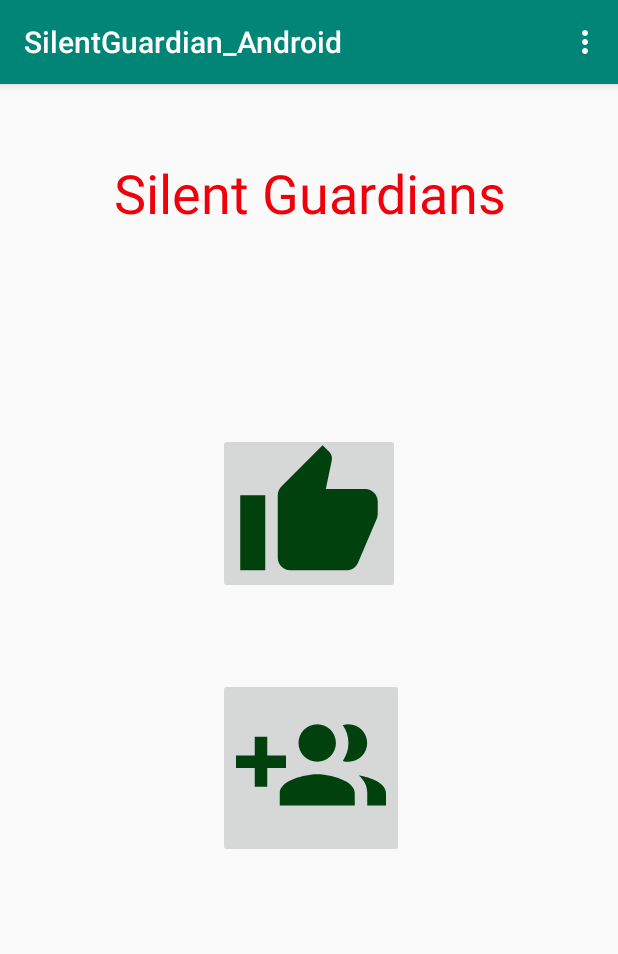
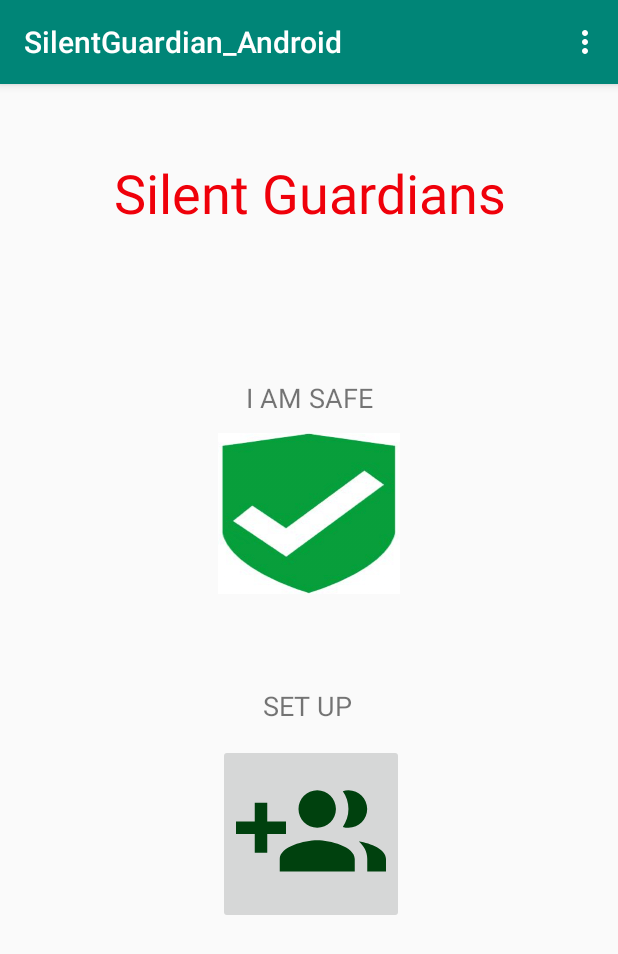
Before and after one commit to EwanMcNeil/SilentGuardian_Android, an Android app: the MainActivity screen opened directly, with no data from a screen before it, on a phone screen of 412 x 824 dp. Shown: the top 954 px of the screen. Run offline under Robolectric (Android 15) with nearby library versions, the light colour scheme and no system bars.

Commit message:
Added a picture for the i am safe button

```diff
--- a/app/src/main/java/com/example/silentguardian_android/MainActivity.java
+++ b/app/src/main/java/com/example/silentguardian_android/MainActivity.java
@@ -31,7 +31,8 @@
     protected ImageButton thresholdimageButton;
     protected ImageButton allclearImageButton;
     protected SharePreferenceHelper sharePreferenceHelper;
-
+    protected TextView iAmSafeText;
+    protected TextView setUpText;
 
 
 
@@ -45,6 +46,8 @@
 
         thresholdimageButton = findViewById(R.id.thresholdimageButton);
         allclearImageButton = findViewById(R.id.safeimageButton);
+        iAmSafeText = findViewById(R.id.iAmSafeTextView);
+        setUpText = findViewById(R.id.setUpTextView);
 
         sharePreferenceHelper = new SharePreferenceHelper(this);
 
@@ -87,9 +90,11 @@
             Intent intent = new Intent(MainActivity.this, profileActivity.class);
             startActivity(intent);
         } else {
-            InsertPasswordCheckFragment dialog = new InsertPasswordCheckFragment();
-            dialog.setCancelable(false);
-            dialog.show(getSupportFragmentManager(), "InsertPasswordCheck");
+
+                InsertPasswordCheckFragment dialog = new InsertPasswordCheckFragment();
+                dialog.setCancelable(false);
+                dialog.show(getSupportFragmentManager(), "InsertPasswordCheck");
+
         }
 
 
@@ -108,9 +113,24 @@
 
     }
 
+
+    @Override
+    protected void onResume() {
+        super.onResume();
+
+    }
+
+
+    @Override
+    protected void onRestart() {
+        super.onRestart();
+
+    }
+
     @Override
     protected void onStart() {
         super.onStart();
+
 
     }
 
@@ -145,4 +165,6 @@
                 return super.onOptionsItemSelected(item);
         }
     }
+
+
 }
--- a/app/src/main/res/layout/activity_main.xml
+++ b/app/src/main/res/layout/activity_main.xml
@@ -32,22 +32,51 @@
         android:layout_width="121dp"
         android:layout_height="107dp"
         android:layout_marginTop="136dp"
+        android:background="@drawable/i_am_safe_image"
         app:layout_constraintEnd_toEndOf="parent"
         app:layout_constraintStart_toStartOf="parent"
-        app:layout_constraintTop_toBottomOf="@+id/textView3"
-        app:srcCompat="@drawable/ic_thumb_up_black_24dp"
-        android:contentDescription="TODO" />
+
+        app:layout_constraintTop_toBottomOf="@+id/textView3" />
 
     <ImageButton
         android:id="@+id/thresholdimageButton"
         android:layout_width="wrap_content"
         android:layout_height="wrap_content"
-        android:layout_marginTop="56dp"
+        android:layout_marginTop="100dp"
         app:layout_constraintEnd_toEndOf="parent"
         app:layout_constraintHorizontal_bias="0.505"
         app:layout_constraintStart_toStartOf="parent"
         app:layout_constraintTop_toBottomOf="@+id/safeimageButton"
         app:srcCompat="@drawable/ic_group_add_black_24dp" />
 
+    <TextView
+        android:id="@+id/iAmSafeTextView"
+        android:layout_width="102dp"
+        android:layout_height="26dp"
+        android:layout_marginTop="100dp"
+        android:layout_marginBottom="10dp"
+        android:text="I AM SAFE"
+        android:textSize="18sp"
+        app:layout_constraintBottom_toTopOf="@+id/safeimageButton"
+        app:layout_constraintEnd_toEndOf="parent"
+        app:layout_constraintHorizontal_bias="0.53"
+        app:layout_constraintStart_toStartOf="parent"
+        app:layout_constraintTop_toBottomOf="@+id/textView3"
+        app:layout_constraintVertical_bias="0.0" />
+
+    <TextView
+        android:id="@+id/setUpTextView"
+        android:layout_width="112dp"
+        android:layout_height="28dp"
+        android:layout_marginTop="62dp"
+        android:layout_marginBottom="10dp"
+        android:text="SET UP"
+        android:textSize="18sp"
+        app:layout_constraintBottom_toTopOf="@+id/thresholdimageButton"
+        app:layout_constraintEnd_toEndOf="parent"
+        app:layout_constraintHorizontal_bias="0.585"
+        app:layout_constraintStart_toStartOf="parent"
+        app:layout_constraintTop_toBottomOf="@+id/safeimageButton" />
+
 
 </androidx.constraintlayout.widget.ConstraintLayout>
```
Also changed, not shown: app/src/main/res/drawable/i_am_safe_image.png (added).
